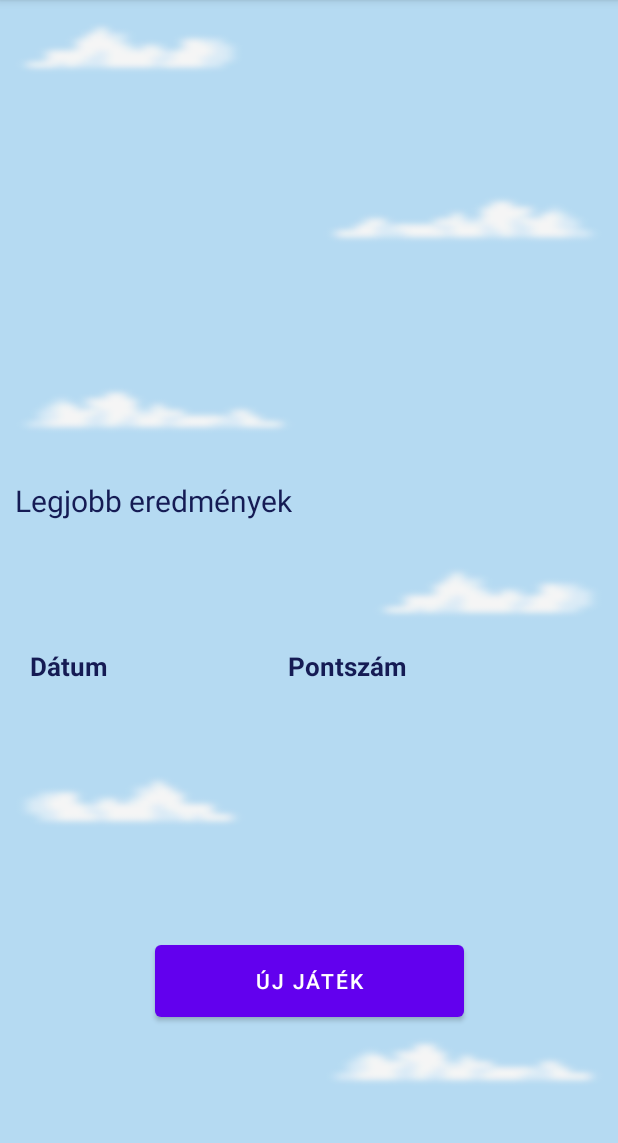
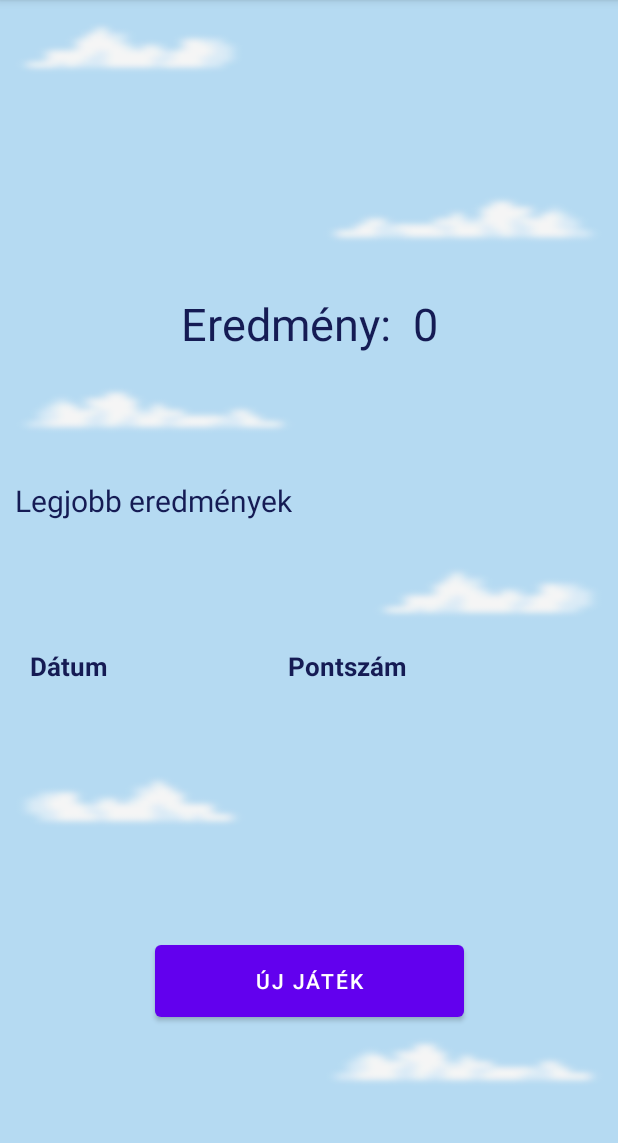
Before and after one commit to molnar75/jump, an Android app: the EndGameFragment screen opened through its navigation route, on a phone screen of 412 x 824 dp, the part 84-1227 px from its top. Run offline under Robolectric (Android 15) with nearby library versions, the phone set to English and light mode, and no system bars; our stand-ins replace Room's generated code.

Commit message:
Separating score and high score layout

```diff
--- a/app/src/main/java/hu/unimiskolc/iit/jump/application/MainSurfaceView.kt
+++ b/app/src/main/java/hu/unimiskolc/iit/jump/application/MainSurfaceView.kt
@@ -46,7 +46,7 @@ class MainSurfaceView(context: Context, private val gameFragment: GameFragment)
         val score = Score(0, Calendar.getInstance().time, mainRenderer.dummyGame.playerScore.toInt())
         (context as Activity).runOnUiThread() {
             gameFragment.endGame(score)
-            val bundle = bundleOf("score" to score.value)
+            val bundle = bundleOf("score" to score)
             findNavController().navigate(R.id.action_gameFragment_to_endGameFragment, bundle)
         }
     }
--- a/app/src/main/java/hu/unimiskolc/iit/jump/application/fragment/EndGameFragment.kt
+++ b/app/src/main/java/hu/unimiskolc/iit/jump/application/fragment/EndGameFragment.kt
@@ -9,7 +9,9 @@ import androidx.navigation.fragment.findNavController
 import hu.unimiskolc.iit.jump.application.R
 import hu.unimiskolc.iit.jump.application.databinding.EndGameFragmentBinding
 import hu.unimiskolc.iit.jump.application.adapter.ScoreAdapter
+import hu.unimiskolc.iit.jump.core.domain.Score
 import org.koin.android.ext.android.inject
+import java.util.*
 
 class EndGameFragment : Fragment() {
 
@@ -28,14 +30,19 @@ class EndGameFragment : Fragment() {
 
     override fun onViewCreated(view: View, savedInstanceState: Bundle?) {
         super.onViewCreated(view, savedInstanceState)
-        binding.vm = viewModel
-
-        val score = arguments?.getInt("score")
-        viewModel.setScore(score ?: 0)
 
         viewModel.getResult()
+
+        val score = (arguments?.getParcelable("score") as? Score)
+        viewModel.setScore(score?.value ?: 0)
+
         viewModel.getHighScoreList().observe(viewLifecycleOwner, { scoreList ->
             if (scoreList != null) {
+
+                val text: String = if (isScoreInTop(score, scoreList)) "TOP eredményt ért el:  ${score?.value ?: 0}" else "Eredmény:  ${score?.value ?: 0}"
+
+                binding.scoreText.text = text
+
                 val adapter = ScoreAdapter(requireContext(), scoreList)
                 binding.scoreList.adapter = adapter
             }
@@ -45,4 +52,18 @@ class EndGameFragment : Fragment() {
             findNavController().navigate(R.id.action_endGameFragment_to_startGameFragment)
         }
     }
+
+    private fun isScoreInTop(score: Score?, scoreList: List<Score>): Boolean {
+        var isIn = false
+
+         if (score != null) {
+            for (item in scoreList) {
+                if(item.date == score.date && item.value == score.value) {
+                    isIn = true
+                }
+            }
+        }
+
+        return isIn
+    }
 }
--- a/app/src/main/res/layout/end_game_fragment.xml
+++ b/app/src/main/res/layout/end_game_fragment.xml
@@ -1,10 +1,4 @@
 <?xml version="1.0" encoding="utf-8"?>
-<layout>
-    <data>
-        <variable
-            name="vm"
-            type="hu.unimiskolc.iit.jump.application.fragment.EndGameViewModel" />
-    </data>
 <androidx.constraintlayout.widget.ConstraintLayout
     xmlns:android="http://schemas.android.com/apk/res/android"
     xmlns:tools="http://schemas.android.com/tools"
@@ -18,7 +12,6 @@
         android:id="@+id/score_text"
         android:layout_width="wrap_content"
         android:layout_height="wrap_content"
-            android:text="@{@string/your_score(vm.score)}"
         android:textSize="30sp"
         android:textColor="@color/dark_blue"
         app:layout_constraintBottom_toTopOf="@+id/score_title"
@@ -102,4 +95,3 @@
         app:layout_constraintWidth_percent="0.5" />
 
 </androidx.constraintlayout.widget.ConstraintLayout>
-</layout>
--- a/app/src/main/res/navigation/nav_graph.xml
+++ b/app/src/main/res/navigation/nav_graph.xml
@@ -36,6 +36,6 @@
             app:popUpTo="@id/endGameFragment"/>
         <argument
             android:name="score"
-            app:argType="integer" />
+            app:argType="hu.unimiskolc.iit.jump.core.domain.Score" />
     </fragment>
 </navigation>
--- a/core/build.gradle
+++ b/core/build.gradle
@@ -1,6 +1,7 @@
 plugins {
     id 'com.android.library'
     id 'kotlin-android'
+    id 'kotlin-parcelize'
 }
 apply plugin: 'kotlin-android'
 
--- a/core/src/main/java/hu/unimiskolc/iit/jump/core/domain/Score.kt
+++ b/core/src/main/java/hu/unimiskolc/iit/jump/core/domain/Score.kt
@@ -1,5 +1,8 @@
 package hu.unimiskolc.iit.jump.core.domain
 
+import android.os.Parcelable
+import kotlinx.parcelize.Parcelize
 import java.util.*
 
-data class Score(val id: Int, var date: Date, var value: Int)
+@Parcelize
+data class Score(val id: Int, var date: Date, var value: Int): Parcelable
```
Lines whose indentation alone changed are shown as unchanged.
